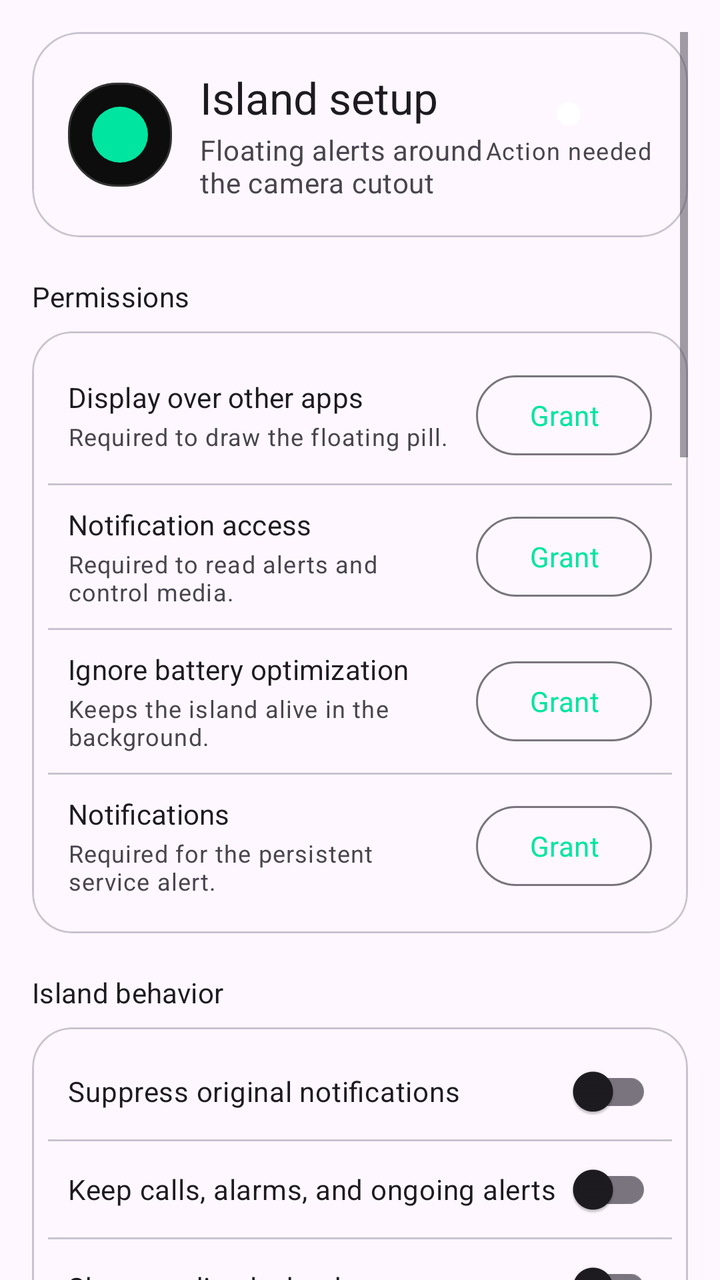
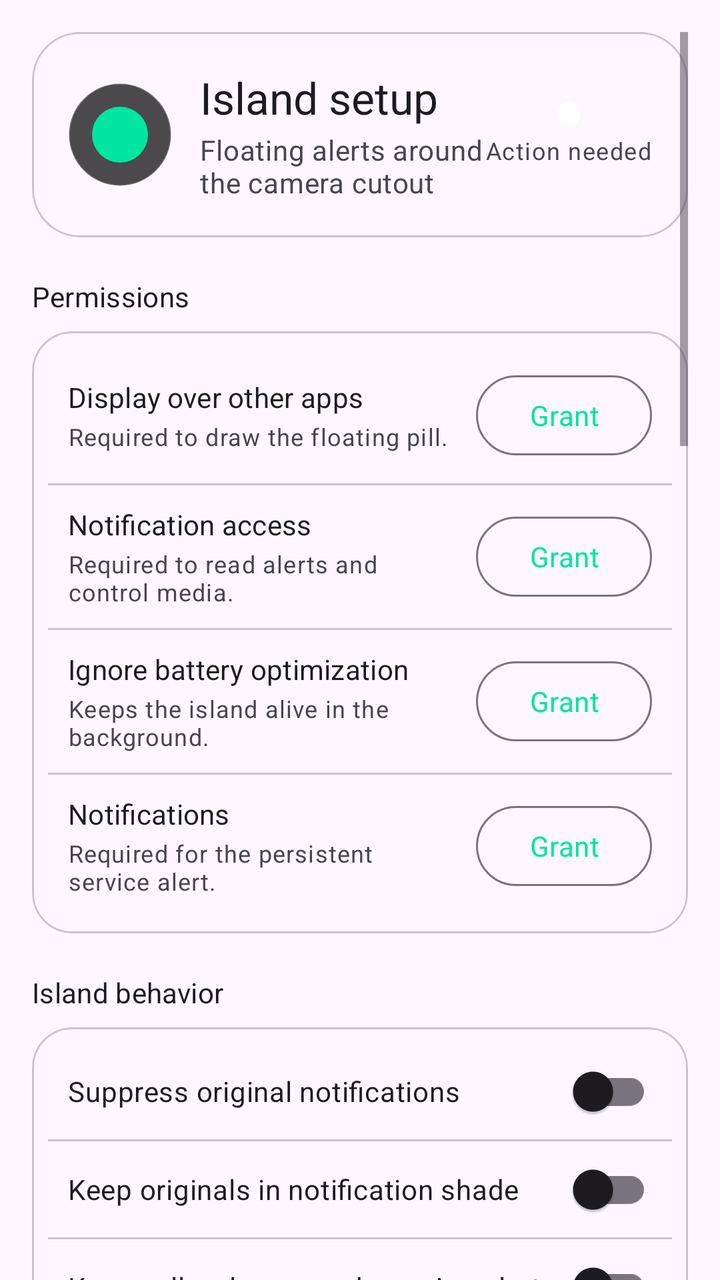

Screens rendered from an Android XML layout before and after an edit, with the pre-edit source and the edit as a unified diff.
<!-- AndroidManifest.xml: application theme Theme.DynamicIsland -->
<!-- res/layout/activity_main.xml -->
<?xml version="1.0" encoding="utf-8"?>
<ScrollView xmlns:android="http://schemas.android.com/apk/res/android"
    xmlns:app="http://schemas.android.com/apk/res-auto"
    android:layout_width="match_parent"
    android:layout_height="match_parent"
    android:background="?attr/colorSurface"
    android:clipToPadding="false"
    android:padding="16dp">

    <LinearLayout
        android:layout_width="match_parent"
        android:layout_height="wrap_content"
        android:orientation="vertical">

        <com.google.android.material.card.MaterialCardView
            android:layout_width="match_parent"
            android:layout_height="wrap_content"
            app:cardCornerRadius="24dp"
            app:cardElevation="0dp"
            app:strokeColor="?attr/colorOutlineVariant"
            app:strokeWidth="1dp">

            <LinearLayout
                android:layout_width="match_parent"
                android:layout_height="wrap_content"
                android:gravity="center_vertical"
                android:orientation="horizontal"
                android:padding="18dp">

                <ImageView
                    android:layout_width="52dp"
                    android:layout_height="52dp"
                    android:background="@drawable/island_background"
                    android:contentDescription="@string/app_name"
                    android:padding="12dp"
                    android:src="@drawable/island_dot" />

                <LinearLayout
                    android:layout_width="0dp"
                    android:layout_height="wrap_content"
                    android:layout_marginStart="14dp"
                    android:layout_weight="1"
                    android:orientation="vertical">

                    <TextView
                        android:layout_width="wrap_content"
                        android:layout_height="wrap_content"
                        android:text="@string/setup_title"
                        android:textAppearance="?attr/textAppearanceTitleLarge" />

                    <TextView
                        android:layout_width="wrap_content"
                        android:layout_height="wrap_content"
                        android:layout_marginTop="2dp"
                        android:text="@string/app_tagline"
                        android:textAppearance="?attr/textAppearanceBodyMedium"
                        android:textColor="?attr/colorOnSurfaceVariant" />
                </LinearLayout>

                <LinearLayout
                    android:layout_width="wrap_content"
                    android:layout_height="wrap_content"
                    android:gravity="center"
                    android:orientation="vertical">

                    <View
                        android:id="@+id/statusDot"
                        android:layout_width="12dp"
                        android:layout_height="12dp"
                        android:background="@drawable/status_dot" />

                    <TextView
                        android:id="@+id/tvStatus"
                        android:layout_width="wrap_content"
                        android:layout_height="wrap_content"
                        android:layout_marginTop="4dp"
                        android:text="@string/status_missing"
                        android:textAppearance="?attr/textAppearanceLabelMedium" />
                </LinearLayout>
            </LinearLayout>
        </com.google.android.material.card.MaterialCardView>

        <TextView
            android:layout_width="wrap_content"
            android:layout_height="wrap_content"
            android:layout_marginTop="20dp"
            android:text="@string/section_permissions"
            android:textAppearance="?attr/textAppearanceTitleSmall" />

        <com.google.android.material.card.MaterialCardView
            android:layout_width="match_parent"
            android:layout_height="wrap_content"
            android:layout_marginTop="8dp"
            app:cardCornerRadius="20dp"
            app:cardElevation="0dp"
            app:strokeColor="?attr/colorOutlineVariant"
            app:strokeWidth="1dp">

            <LinearLayout
                android:layout_width="match_parent"
                android:layout_height="wrap_content"
                android:orientation="vertical"
                android:padding="8dp">

                <LinearLayout
                    android:layout_width="match_parent"
                    android:layout_height="wrap_content"
                    android:gravity="center_vertical"
                    android:orientation="horizontal"
                    android:padding="10dp">

                    <LinearLayout
                        android:layout_width="0dp"
                        android:layout_height="wrap_content"
                        android:layout_weight="1"
                        android:orientation="vertical">

                        <TextView
                            android:layout_width="wrap_content"
                            android:layout_height="wrap_content"
                            android:text="@string/perm_overlay"
                            android:textAppearance="?attr/textAppearanceTitleSmall" />

                        <TextView
                            android:layout_width="wrap_content"
                            android:layout_height="wrap_content"
                            android:layout_marginTop="2dp"
                            android:text="@string/perm_overlay_desc"
                            android:textAppearance="?attr/textAppearanceBodySmall"
                            android:textColor="?attr/colorOnSurfaceVariant" />
                    </LinearLayout>

                    <com.google.android.material.button.MaterialButton
                        android:id="@+id/btnOverlayPermission"
                        style="@style/Widget.Material3.Button.OutlinedButton"
                        android:layout_width="wrap_content"
                        android:layout_height="wrap_content"
                        android:layout_marginStart="12dp"
                        android:text="@string/btn_grant" />
                </LinearLayout>

                <com.google.android.material.divider.MaterialDivider
                    android:layout_width="match_parent"
                    android:layout_height="wrap_content" />

                <LinearLayout
                    android:layout_width="match_parent"
                    android:layout_height="wrap_content"
                    android:gravity="center_vertical"
                    android:orientation="horizontal"
                    android:padding="10dp">

                    <LinearLayout
                        android:layout_width="0dp"
                        android:layout_height="wrap_content"
                        android:layout_weight="1"
                        android:orientation="vertical">

                        <TextView
                            android:layout_width="wrap_content"
                            android:layout_height="wrap_content"
                            android:text="@string/perm_notification_access"
                            android:textAppearance="?attr/textAppearanceTitleSmall" />

                        <TextView
                            android:layout_width="wrap_content"
                            android:layout_height="wrap_content"
                            android:layout_marginTop="2dp"
                            android:text="@string/perm_notification_desc"
                            android:textAppearance="?attr/textAppearanceBodySmall"
                            android:textColor="?attr/colorOnSurfaceVariant" />
                    </LinearLayout>

                    <com.google.android.material.button.MaterialButton
                        android:id="@+id/btnNotificationAccess"
                        style="@style/Widget.Material3.Button.OutlinedButton"
                        android:layout_width="wrap_content"
                        android:layout_height="wrap_content"
                        android:layout_marginStart="12dp"
                        android:text="@string/btn_grant" />
                </LinearLayout>

                <com.google.android.material.divider.MaterialDivider
                    android:layout_width="match_parent"
                    android:layout_height="wrap_content" />

                <LinearLayout
                    android:layout_width="match_parent"
                    android:layout_height="wrap_content"
                    android:gravity="center_vertical"
                    android:orientation="horizontal"
                    android:padding="10dp">

                    <LinearLayout
                        android:layout_width="0dp"
                        android:layout_height="wrap_content"
                        android:layout_weight="1"
                        android:orientation="vertical">

                        <TextView
                            android:layout_width="wrap_content"
                            android:layout_height="wrap_content"
                            android:text="@string/perm_battery"
                            android:textAppearance="?attr/textAppearanceTitleSmall" />

                        <TextView
                            android:layout_width="wrap_content"
                            android:layout_height="wrap_content"
                            android:layout_marginTop="2dp"
                            android:text="@string/perm_battery_desc"
                            android:textAppearance="?attr/textAppearanceBodySmall"
                            android:textColor="?attr/colorOnSurfaceVariant" />
                    </LinearLayout>

                    <com.google.android.material.button.MaterialButton
                        android:id="@+id/btnBatteryOptimization"
                        style="@style/Widget.Material3.Button.OutlinedButton"
                        android:layout_width="wrap_content"
                        android:layout_height="wrap_content"
                        android:layout_marginStart="12dp"
                        android:text="@string/btn_grant" />
                </LinearLayout>

                <com.google.android.material.divider.MaterialDivider
                    android:layout_width="match_parent"
                    android:layout_height="wrap_content" />

                <LinearLayout
                    android:layout_width="match_parent"
                    android:layout_height="wrap_content"
                    android:gravity="center_vertical"
                    android:orientation="horizontal"
                    android:padding="10dp">

                    <LinearLayout
                        android:layout_width="0dp"
                        android:layout_height="wrap_content"
                        android:layout_weight="1"
                        android:orientation="vertical">

                        <TextView
                            android:layout_width="wrap_content"
                            android:layout_height="wrap_content"
                            android:text="@string/perm_notifications"
                            android:textAppearance="?attr/textAppearanceTitleSmall" />

                        <TextView
                            android:layout_width="wrap_content"
                            android:layout_height="wrap_content"
                            android:layout_marginTop="2dp"
                            android:text="@string/perm_notifications_desc"
                            android:textAppearance="?attr/textAppearanceBodySmall"
                            android:textColor="?attr/colorOnSurfaceVariant" />
                    </LinearLayout>

                    <com.google.android.material.button.MaterialButton
                        android:id="@+id/btnPostNotifications"
                        style="@style/Widget.Material3.Button.OutlinedButton"
                        android:layout_width="wrap_content"
                        android:layout_height="wrap_content"
                        android:layout_marginStart="12dp"
                        android:text="@string/btn_grant" />
                </LinearLayout>
            </LinearLayout>
        </com.google.android.material.card.MaterialCardView>

        <TextView
            android:layout_width="wrap_content"
            android:layout_height="wrap_content"
            android:layout_marginTop="20dp"
            android:text="@string/section_behavior"
            android:textAppearance="?attr/textAppearanceTitleSmall" />

        <com.google.android.material.card.MaterialCardView
            android:layout_width="match_parent"
            android:layout_height="wrap_content"
            android:layout_marginTop="8dp"
            app:cardCornerRadius="20dp"
            app:cardElevation="0dp"
            app:strokeColor="?attr/colorOutlineVariant"
            app:strokeWidth="1dp">

            <LinearLayout
                android:layout_width="match_parent"
                android:layout_height="wrap_content"
                android:orientation="vertical"
                android:padding="8dp">

                <com.google.android.material.switchmaterial.SwitchMaterial
                    android:id="@+id/swSuppressDuplicates"
                    android:layout_width="match_parent"
                    android:layout_height="wrap_content"
                    android:padding="10dp"
                    android:text="@string/label_suppress_duplicates" />

                <com.google.android.material.divider.MaterialDivider
                    android:layout_width="match_parent"
                    android:layout_height="wrap_content" />

                <com.google.android.material.switchmaterial.SwitchMaterial
                    android:id="@+id/swKeepPriority"
                    android:layout_width="match_parent"
                    android:layout_height="wrap_content"
                    android:padding="10dp"
                    android:text="@string/label_keep_priority" />

                <com.google.android.material.divider.MaterialDivider
                    android:layout_width="match_parent"
                    android:layout_height="wrap_content" />

                <com.google.android.material.switchmaterial.SwitchMaterial
                    android:id="@+id/swMedia"
                    android:layout_width="match_parent"
                    android:layout_height="wrap_content"
                    android:padding="10dp"
                    android:text="@string/label_media" />

                <com.google.android.material.divider.MaterialDivider
                    android:layout_width="match_parent"
                    android:layout_height="wrap_content" />

                <com.google.android.material.switchmaterial.SwitchMaterial
                    android:id="@+id/swCharging"
                    android:layout_width="match_parent"
                    android:layout_height="wrap_content"
                    android:padding="10dp"
                    android:text="@string/label_charging" />

                <com.google.android.material.divider.MaterialDivider
                    android:layout_width="match_parent"
                    android:layout_height="wrap_content" />

                <com.google.android.material.switchmaterial.SwitchMaterial
                    android:id="@+id/swTimer"
                    android:layout_width="match_parent"
                    android:layout_height="wrap_content"
                    android:padding="10dp"
                    android:text="@string/label_timer" />
            </LinearLayout>
        </com.google.android.material.card.MaterialCardView>

        <TextView
            android:layout_width="wrap_content"
            android:layout_height="wrap_content"
            android:layout_marginTop="20dp"
            android:text="@string/section_timer"
            android:textAppearance="?attr/textAppearanceTitleSmall" />

        <com.google.android.material.card.MaterialCardView
            android:layout_width="match_parent"
            android:layout_height="wrap_content"
            android:layout_marginTop="8dp"
            app:cardCornerRadius="20dp"
            app:cardElevation="0dp"
            app:strokeColor="?attr/colorOutlineVariant"
            app:strokeWidth="1dp">

            <LinearLayout
                android:layout_width="match_parent"
                android:layout_height="wrap_content"
                android:orientation="vertical"
                android:padding="16dp">

                <TextView
                    android:layout_width="wrap_content"
                    android:layout_height="wrap_content"
                    android:text="@string/timer_desc"
                    android:textAppearance="?attr/textAppearanceBodySmall"
                    android:textColor="?attr/colorOnSurfaceVariant" />

                <LinearLayout
                    android:layout_width="match_parent"
                    android:layout_height="wrap_content"
                    android:layout_marginTop="12dp"
                    android:orientation="horizontal">

                    <com.google.android.material.button.MaterialButton
                        android:id="@+id/btnTimer1"
                        style="@style/Widget.Material3.Button.TonalButton"
                        android:layout_width="0dp"
                        android:layout_height="wrap_content"
                        android:layout_weight="1"
                        android:text="@string/timer_1_minute" />

                    <com.google.android.material.button.MaterialButton
                        android:id="@+id/btnTimer5"
                        style="@style/Widget.Material3.Button.TonalButton"
                        android:layout_width="0dp"
                        android:layout_height="wrap_content"
                        android:layout_marginStart="8dp"
                        android:layout_weight="1"
                        android:text="@string/timer_5_minutes" />

                    <com.google.android.material.button.MaterialButton
                        android:id="@+id/btnTimer10"
                        style="@style/Widget.Material3.Button.TonalButton"
                        android:layout_width="0dp"
                        android:layout_height="wrap_content"
                        android:layout_marginStart="8dp"
                        android:layout_weight="1"
                        android:text="@string/timer_10_minutes" />
                </LinearLayout>

                <com.google.android.material.button.MaterialButton
                    android:id="@+id/btnCancelTimer"
                    style="@style/Widget.Material3.Button.OutlinedButton"
                    android:layout_width="match_parent"
                    android:layout_height="wrap_content"
                    android:layout_marginTop="8dp"
                    android:text="@string/btn_cancel" />
            </LinearLayout>
        </com.google.android.material.card.MaterialCardView>

        <TextView
            android:layout_width="wrap_content"
            android:layout_height="wrap_content"
            android:layout_marginTop="20dp"
            android:text="@string/section_geometry"
            android:textAppearance="?attr/textAppearanceTitleSmall" />

        <com.google.android.material.card.MaterialCardView
            android:layout_width="match_parent"
            android:layout_height="wrap_content"
            android:layout_marginTop="8dp"
            app:cardCornerRadius="20dp"
            app:cardElevation="0dp"
            app:strokeColor="?attr/colorOutlineVariant"
            app:strokeWidth="1dp">

            <LinearLayout
                android:layout_width="match_parent"
                android:layout_height="wrap_content"
                android:orientation="vertical"
                android:padding="16dp">

                <com.google.android.material.switchmaterial.SwitchMaterial
                    android:id="@+id/swAutoPosition"
                    android:layout_width="match_parent"
                    android:layout_height="wrap_content"
                    android:text="@string/label_auto_position" />

                <TextView
                    android:layout_width="wrap_content"
                    android:layout_height="wrap_content"
                    android:layout_marginTop="8dp"
                    android:text="@string/geometry_desc"
                    android:textAppearance="?attr/textAppearanceBodySmall"
                    android:textColor="?attr/colorOnSurfaceVariant" />

                <com.google.android.material.button.MaterialButton
                    android:id="@+id/btnDetectCutout"
                    style="@style/Widget.Material3.Button.TonalButton"
                    android:layout_width="match_parent"
                    android:layout_height="wrap_content"
                    android:layout_marginTop="8dp"
                    android:text="@string/btn_detect_cutout" />

                <TextView
                    android:layout_width="wrap_content"
                    android:layout_height="wrap_content"
                    android:layout_marginTop="12dp"
                    android:text="@string/label_center_offset"
                    android:textAppearance="?attr/textAppearanceLabelLarge" />

                <com.google.android.material.slider.Slider
                    android:id="@+id/sliderCenterOffset"
                    android:layout_width="match_parent"
                    android:layout_height="wrap_content"
                    android:value="0"
                    android:valueFrom="-120"
                    android:valueTo="120"
                    android:stepSize="1" />

                <TextView
                    android:layout_width="wrap_content"
                    android:layout_height="wrap_content"
                    android:layout_marginTop="8dp"
                    android:text="@string/label_top_offset"
                    android:textAppearance="?attr/textAppearanceLabelLarge" />

                <com.google.android.material.slider.Slider
                    android:id="@+id/sliderTopOffset"
                    android:layout_width="match_parent"
                    android:layout_height="wrap_content"
                    android:value="8"
                    android:valueFrom="0"
                    android:valueTo="64"
                    android:stepSize="1" />

                <TextView
                    android:layout_width="wrap_content"
                    android:layout_height="wrap_content"
                    android:layout_marginTop="8dp"
                    android:text="@string/label_pill_width"
                    android:textAppearance="?attr/textAppearanceLabelLarge" />

                <com.google.android.material.slider.Slider
                    android:id="@+id/sliderPillWidth"
                    android:layout_width="match_parent"
                    android:layout_height="wrap_content"
                    android:value="44"
                    android:valueFrom="24"
                    android:valueTo="240"
                    android:stepSize="1" />

                <TextView
                    android:layout_width="wrap_content"
                    android:layout_height="wrap_content"
                    android:layout_marginTop="8dp"
                    android:text="@string/label_pill_height"
                    android:textAppearance="?attr/textAppearanceLabelLarge" />

                <com.google.android.material.slider.Slider
                    android:id="@+id/sliderPillHeight"
                    android:layout_width="match_parent"
                    android:layout_height="wrap_content"
                    android:value="32"
                    android:valueFrom="24"
                    android:valueTo="72"
                    android:stepSize="1" />
            </LinearLayout>
        </com.google.android.material.card.MaterialCardView>

        <TextView
            android:layout_width="wrap_content"
            android:layout_height="wrap_content"
            android:layout_marginTop="20dp"
            android:text="@string/section_actions"
            android:textAppearance="?attr/textAppearanceTitleSmall" />

        <com.google.android.material.card.MaterialCardView
            android:layout_width="match_parent"
            android:layout_height="wrap_content"
            android:layout_marginTop="8dp"
            android:layout_marginBottom="24dp"
            app:cardCornerRadius="20dp"
            app:cardElevation="0dp"
            app:strokeColor="?attr/colorOutlineVariant"
            app:strokeWidth="1dp">

            <LinearLayout
                android:layout_width="match_parent"
                android:layout_height="wrap_content"
                android:orientation="vertical"
                android:padding="16dp">

                <com.google.android.material.button.MaterialButton
                    android:id="@+id/btnTestIsland"
                    style="@style/Widget.Material3.Button.TonalButton"
                    android:layout_width="match_parent"
                    android:layout_height="wrap_content"
                    android:text="@string/btn_test_island"
                    app:icon="@android:drawable/ic_menu_compass" />

                <com.google.android.material.button.MaterialButton
                    android:id="@+id/btnShareLogs"
                    style="@style/Widget.Material3.Button.OutlinedButton"
                    android:layout_width="match_parent"
                    android:layout_height="wrap_content"
                    android:layout_marginTop="8dp"
                    android:text="@string/btn_share_logs"
                    app:icon="@android:drawable/ic_menu_send" />

                <com.google.android.material.button.MaterialButton
                    android:id="@+id/btnStartService"
                    android:layout_width="match_parent"
                    android:layout_height="wrap_content"
                    android:layout_marginTop="8dp"
                    android:text="@string/btn_start"
                    app:icon="@android:drawable/ic_media_play" />

                <com.google.android.material.button.MaterialButton
                    android:id="@+id/btnStopService"
                    style="@style/Widget.Material3.Button.OutlinedButton"
                    android:layout_width="match_parent"
                    android:layout_height="wrap_content"
                    android:layout_marginTop="8dp"
                    android:text="@string/btn_stop"
                    app:icon="@android:drawable/ic_media_pause" />
            </LinearLayout>
        </com.google.android.material.card.MaterialCardView>
    </LinearLayout>
</ScrollView>
<!-- resources referenced by this layout -->
<resources>
  <!-- drawable island_background (drawable) -->
  <?xml version="1.0" encoding="utf-8"?>
  <shape xmlns:android="http://schemas.android.com/apk/res/android"
      android:shape="rectangle">
      <solid android:color="#F2000000" />
      <stroke
          android:width="1dp"
          android:color="@color/island_stroke" />
      <corners android:radius="24dp" />
  </shape>
  <!-- drawable island_dot (drawable) -->
  <?xml version="1.0" encoding="utf-8"?>
  <shape xmlns:android="http://schemas.android.com/apk/res/android"
      android:shape="oval">
      <solid android:color="@color/island_accent" />
      <size
          android:width="8dp"
          android:height="8dp" />
  </shape>
  <!-- drawable status_dot (drawable) -->
  <?xml version="1.0" encoding="utf-8"?>
  <shape xmlns:android="http://schemas.android.com/apk/res/android"
      android:shape="oval">
      <solid android:color="#FFFFFF" />
      <size
          android:width="12dp"
          android:height="12dp" />
  </shape>
  <string name="app_name">Dynamic Island</string>
  <string name="app_tagline">Floating alerts around the camera cutout</string>
  <string name="btn_cancel">Cancel</string>
  <string name="btn_detect_cutout">Detect camera now</string>
  <string name="btn_grant">Grant</string>
  <string name="btn_share_logs">Send logs</string>
  <string name="btn_start">Start island</string>
  <string name="btn_stop">Stop island</string>
  <string name="btn_test_island">Test island</string>
  <string name="geometry_desc">Turn off automatic detection to tune the pill manually.</string>
  <string name="label_auto_position">Detect camera cutout automatically</string>
  <string name="label_center_offset">Center offset</string>
  <string name="label_charging">Show charging status</string>
  <string name="label_keep_priority">Keep calls, alarms, and ongoing alerts</string>
  <string name="label_media">Show media playback</string>
  <string name="label_pill_height">Pill height</string>
  <string name="label_pill_width">Pill width</string>
  <string name="label_suppress_duplicates">Suppress original notifications</string>
  <string name="label_timer">Enable island timer</string>
  <string name="label_top_offset">Top offset</string>
  <string name="perm_battery">Ignore battery optimization</string>
  <string name="perm_battery_desc">Keeps the island alive in the background.</string>
  <string name="perm_notification_access">Notification access</string>
  <string name="perm_notification_desc">Required to read alerts and control media.</string>
  <string name="perm_notifications">Notifications</string>
  <string name="perm_notifications_desc">Required for the persistent service alert.</string>
  <string name="perm_overlay">Display over other apps</string>
  <string name="perm_overlay_desc">Required to draw the floating pill.</string>
  <string name="section_actions">Actions</string>
  <string name="section_behavior">Island behavior</string>
  <string name="section_geometry">Island position and size</string>
  <string name="section_permissions">Permissions</string>
  <string name="section_timer">Timer</string>
  <string name="setup_title">Island setup</string>
  <string name="status_missing">Action needed</string>
  <string name="timer_10_minutes">10 min</string>
  <string name="timer_1_minute">1 min</string>
  <string name="timer_5_minutes">5 min</string>
  <string name="timer_desc">Show a countdown inside the island.</string>
  <color name="island_stroke">#333333</color>
  <color name="island_accent">#00E5A0</color>
  <color name="island_background">#111111</color>
  <!-- unchanged entries left out for length: 1 -->
</resources>

<!-- the commit's change to res/layout/activity_main.xml (unified diff, before → after) -->
@@ -298,6 +298,17 @@
                     android:layout_height="wrap_content" />
 
                 <com.google.android.material.switchmaterial.SwitchMaterial
+                    android:id="@+id/swKeepInShade"
+                    android:layout_width="match_parent"
+                    android:layout_height="wrap_content"
+                    android:padding="10dp"
+                    android:text="@string/label_keep_in_shade" />
+
+                <com.google.android.material.divider.MaterialDivider
+                    android:layout_width="match_parent"
+                    android:layout_height="wrap_content" />
+
+                <com.google.android.material.switchmaterial.SwitchMaterial
                     android:id="@+id/swKeepPriority"
                     android:layout_width="match_parent"
                     android:layout_height="wrap_content"
<!-- resource entries referenced after the edit -->
@@ -4,11 +4,11 @@
   <?xml version="1.0" encoding="utf-8"?>
   <shape xmlns:android="http://schemas.android.com/apk/res/android"
       android:shape="rectangle">
-      <solid android:color="#F2000000" />
+      <solid android:color="#B3000000" />
       <stroke
           android:width="1dp"
-          android:color="@color/island_stroke" />
-      <corners android:radius="24dp" />
+          android:color="#33FFFFFF" />
+      <corners android:radius="28dp" />
   </shape>
   <!-- drawable island_dot (drawable) -->
   <?xml version="1.0" encoding="utf-8"?>
@@ -41,6 +41,7 @@
   <string name="label_auto_position">Detect camera cutout automatically</string>
   <string name="label_center_offset">Center offset</string>
   <string name="label_charging">Show charging status</string>
+  <string name="label_keep_in_shade">Keep originals in notification shade</string>
   <string name="label_keep_priority">Keep calls, alarms, and ongoing alerts</string>
   <string name="label_media">Show media playback</string>
   <string name="label_pill_height">Pill height</string>
@@ -67,7 +68,6 @@
   <string name="timer_1_minute">1 min</string>
   <string name="timer_5_minutes">5 min</string>
   <string name="timer_desc">Show a countdown inside the island.</string>
-  <color name="island_stroke">#333333</color>
   <color name="island_accent">#00E5A0</color>
   <color name="island_background">#111111</color>
   <!-- unchanged entries left out for length: 1 -->
